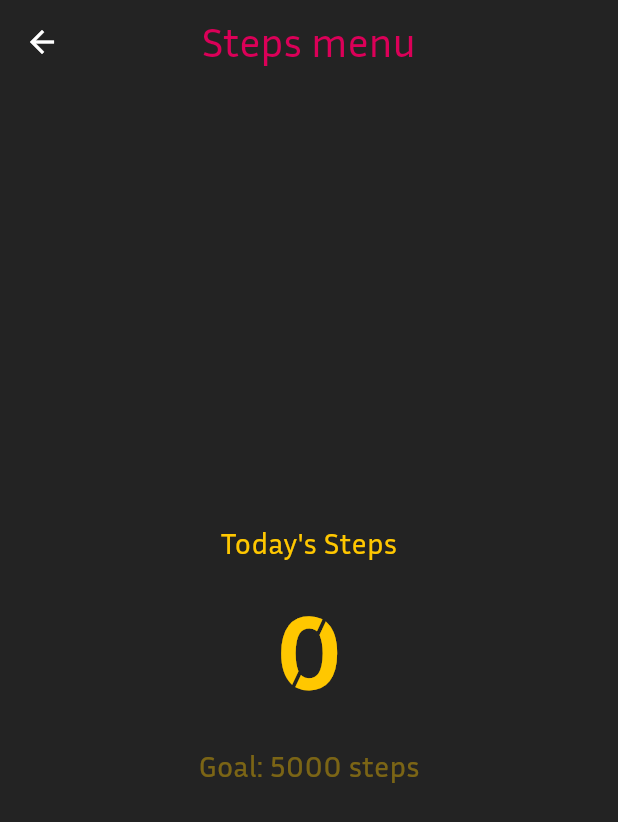
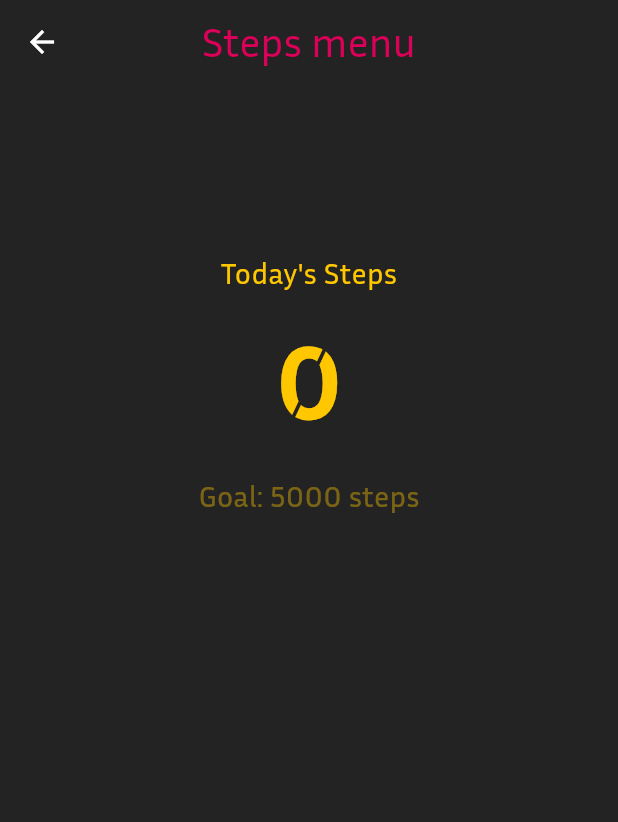
Before and after one commit to hahalex/coofit, a Flutter app: the StepPage screen opened directly, on a phone screen of 412 x 824 dp. Shown: the top 822 px of the screen. Run offline on Flutter 3.47's test engine with Material 3 defaults, Android fonts, the phone set to English and light mode, and no system bars; our stand-ins replace email_validator, flutter_secure_storage, pedometer, permission_handler, sqflite; accounts and stored records are empty.

```diff
--- a/lib/pages/home_page.dart
+++ b/lib/pages/home_page.dart
@@ -179,11 +179,7 @@ class _HomePageState extends State<HomePage> {
               elevation: 0,
               title: Text(
                 'Hi, $username',
-                style: const TextStyle(
-                  color: Color(0xFFFFC700),
-                  fontSize: 30,
-                  fontWeight: FontWeight.bold,
-                ),
+                style: const TextStyle(color: Color(0xFFFFC700), fontSize: 30),
               ),
               actions: [
                 IconButton(
--- a/lib/pages/step_page.dart
+++ b/lib/pages/step_page.dart
@@ -184,14 +184,17 @@ class _StepPageState extends State<StepPage> {
           style: TextStyle(color: Color(0xFFDB0058), fontSize: 28),
         ),
       ),
-      body: Center(
-        child: Padding(
+      body: Padding(
         padding: const EdgeInsets.all(16.0),
         child: _loading
-              ? const CircularProgressIndicator()
+            ? const Center(child: CircularProgressIndicator())
             : Column(
+                children: [
+                  // ---- ВЕРХНЯЯ ПОЛОВИНА ----
+                  Expanded(
+                    child: Center(
+                      child: Column(
                         mainAxisSize: MainAxisSize.min,
-                  crossAxisAlignment: CrossAxisAlignment.center,
                         children: [
                           const Text(
                             "Today's Steps",
@@ -219,37 +222,14 @@ class _StepPageState extends State<StepPage> {
                               color: const Color(0xFFFFC700).withOpacity(0.4),
                             ),
                           ),
-                    const SizedBox(height: 8),
-                    // Row(
-                    //   mainAxisAlignment: MainAxisAlignment.spaceEvenly,
-                    //   children: [
-                    //     ElevatedButton.icon(
-                    //       onPressed: () => _modifySteps(-1),
-                    //       icon: const Icon(Icons.remove),
-                    //       label: const Text('-1 step'),
-                    //     ),
-                    //     ElevatedButton.icon(
-                    //       onPressed: _manualAddStep,
-                    //       icon: const Icon(Icons.add),
-                    //       label: const Text('+1 step'),
-                    //     ),
-                    //     ElevatedButton(
-                    //       onPressed: () async {
-                    //         final auth = Provider.of<AuthProvider>(
-                    //           context,
-                    //           listen: false,
-                    //         );
-                    //         final u = auth.user;
-                    //         if (u == null) return;
-                    //         await _db.upsertDailyMetrics(u.id!, _today, steps: 0);
-                    //         await _loadProfileAndToday();
-                    //       },
-                    //       child: const Text('Reset today'),
-                    //     ),
-                    //   ],
-                    // ),
                         ],
                       ),
+                    ),
+                  ),
+
+                  // ---- НИЖНЯЯ ПОЛОВИНА (пока пустая) ----
+                  const Expanded(child: SizedBox()),
+                ],
               ),
       ),
     );
```
Lines whose indentation alone changed are shown as unchanged.
